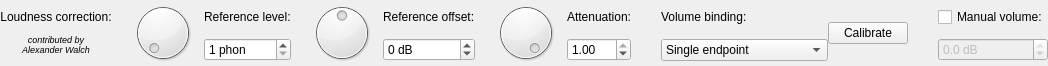
Before: the Qt Designer form Editor/guis/LoudnessCorrectionFilterGUI.ui in xup61069/EqAPO64_with_VST3_support, drawn with Qt 5.
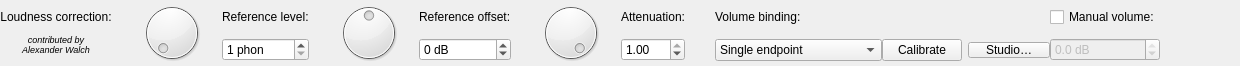
After: the same form once the commit is applied.

Diff of the .ui file:
```diff
--- a/Editor/guis/LoudnessCorrectionFilterGUI.ui
+++ b/Editor/guis/LoudnessCorrectionFilterGUI.ui
@@ -6,7 +6,7 @@
    <rect>
     <x>0</x>
     <y>0</y>
-    <width>1048</width>
+    <width>1240</width>
     <height>66</height>
    </rect>
   </property>
@@ -344,28 +344,34 @@
      </item>
     </widget>
    </item>
-   <item row="0" column="12" rowspan="2">
+   <item row="1" column="12">
     <widget class="QPushButton" name="calibrateButton">
      <property name="text">
       <string>Calibrate</string>
      </property>
     </widget>
    </item>
-   <item row="0" column="13">
-    <spacer name="horizontalSpacer_6">
-     <property name="orientation">
-      <enum>Qt::Horizontal</enum>
-     </property>
-     <property name="sizeType">
-      <enum>QSizePolicy::Fixed</enum>
-     </property>
-     <property name="sizeHint" stdset="0">
+   <item row="1" column="13">
+    <widget class="QPushButton" name="studioButton">
+     <property name="minimumSize">
       <size>
-       <width>30</width>
-       <height>20</height>
+       <width>88</width>
+       <height>0</height>
       </size>
      </property>
-    </spacer>
+     <property name="styleSheet">
+      <string notr="true">margin-left: 6px;</string>
+     </property>
+     <property name="cursor">
+      <cursorShape>PointingHandCursor</cursorShape>
+     </property>
+     <property name="toolTip">
+      <string>Open the full visual editor with a live target-curve preview.</string>
+     </property>
+     <property name="text">
+      <string>Studio…</string>
+     </property>
+    </widget>
    </item>
   </layout>
  </widget>
```
